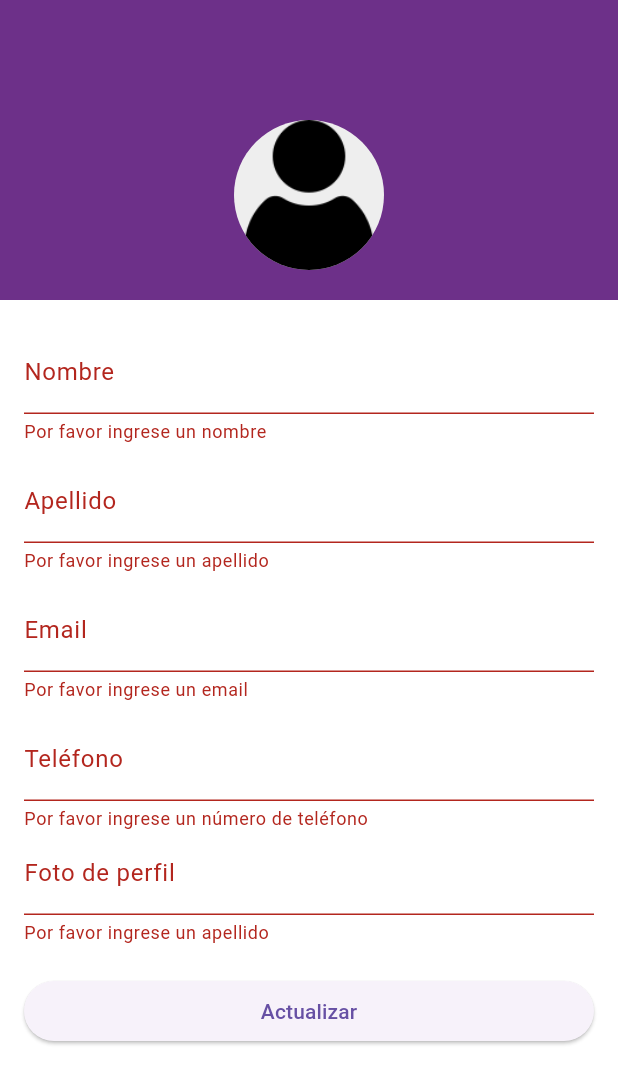
After one commit to Samuel-Pech/MOVIL-Digital-Event-, a Flutter app: the EditProfilePage screen opened directly, after a tap on "Actualizar", on a phone screen of 412 x 824 dp. The commit adds this screen. Shown: the top 1084 px of the screen. Run offline on Flutter 3.47's test engine with Material 3 defaults, Android fonts, the phone set to English and light mode, and no system bars; network calls fail.

Commit message:
add profilePage

```diff
--- /dev/null
+++ b/event_hub/lib/client_screens/editProfile_page.dart
@@ -0,0 +1,255 @@
+import 'dart:convert';
+import 'package:flutter/material.dart';
+import 'package:http/http.dart' as http;
+import 'package:event_hub/config/conn_api.dart'; // Importar el archivo conn_api.dart
+
+class EditProfilePage extends StatefulWidget {
+  @override
+  _EditProfilePageState createState() => _EditProfilePageState();
+}
+
+class _EditProfilePageState extends State<EditProfilePage> {
+  Map<String, dynamic>? profileData;
+  final _formKey = GlobalKey<FormState>();
+
+
+  TextEditingController nombreController = TextEditingController();
+  TextEditingController lastNameController = TextEditingController();
+  TextEditingController emailController = TextEditingController();
+  TextEditingController telefonoController = TextEditingController();
+  TextEditingController membershipController = TextEditingController();
+  TextEditingController statusController = TextEditingController();
+  TextEditingController fotoPerfilController = TextEditingController();
+
+
+  @override
+  void initState() {
+    super.initState();
+    fetchProfileData();
+  }
+
+  Future<void> fetchProfileData() async {
+    // Verificar si usuarioId no es null antes de continuar
+    if (UserData.usuarioId == null) {
+      print('Error: usuarioId es null');
+      return;
+    }
+
+    final response = await http.get(Uri.parse('${Config.apiUrl}/users/${UserData.usuarioId}'));
+    print('Usuario PROFILE ID: ${UserData.usuarioId}');
+
+    if (response.statusCode == 200) {
+      setState(() {
+        profileData = json.decode(response.body);
+        // Inicializar los controladores con los valores actuales del perfil
+        nombreController.text = profileData!['nombre'] ?? '';
+        lastNameController.text = profileData!['last_name'] ?? '';
+        emailController.text = profileData!['email'] ?? '';
+        telefonoController.text = profileData!['telefono']?.toString() ?? '';
+        membershipController.text = profileData!['membresia_id']?.toString() ?? '';
+        statusController.text = profileData!['activo'] == true ? 'Activo' : 'Inactivo';
+        fotoPerfilController.text = profileData!['fotoPerfil'] ?? '';
+      });
+    } else {
+      // Manejar el error
+      print('Error al obtener los datos del perfil: ${response.statusCode}');
+    }
+  }
+
+Future<void> updateProfileData() async {
+  if (!_formKey.currentState!.validate()) return;
+
+  final updatedProfileData = {
+    'nombre': nombreController.text,
+    'email': emailController.text,
+    'telefono': telefonoController.text,
+    "rol_id": profileData!['rol_id'],
+    "membresia_id": profileData!['membresia_id'],
+    "activo": profileData!['activo'],
+    'last_name': lastNameController.text,
+    "fotoPerfil": fotoPerfilController.text,
+  };
+
+  final response = await http.put(
+    Uri.parse('${Config.apiUrl}/users/${UserData.usuarioId}'),
+    headers: {'Content-Type': 'application/json'},
+    body: json.encode(updatedProfileData),
+  );
+
+  if (response.statusCode == 200) {
+    setState(() {
+      profileData = json.decode(response.body);
+    });
+    showDialog(
+      context: context,
+      builder: (BuildContext context) {
+        return AlertDialog(
+          title: Text('Éxito'),
+          content: Text('Perfil actualizado con éxito'),
+          actions: <Widget>[
+            TextButton(
+              onPressed: () {
+                Navigator.of(context).pop(); // Cierra el diálogo
+                Navigator.pop(context); // Regresa a la ventana anterior
+              },
+              child: Text('OK'),
+            ),
+          ],
+        );
+      },
+    );
+  } else {
+    showDialog(
+      context: context,
+      builder: (BuildContext context) {
+        return AlertDialog(
+          title: Text('Error'),
+          content: Text('Error al actualizar el perfil: ${response.statusCode}'),
+          actions: <Widget>[
+            TextButton(
+              onPressed: () {
+                Navigator.of(context).pop(); // Cierra el diálogo
+              },
+              child: Text('OK'),
+            ),
+          ],
+        );
+      },
+    );
+  }
+}
+
+
+  String getRoleText(int? roleId) {
+    switch (roleId) {
+      case 1:
+        return 'Administrador';
+      case 2:
+        return 'Usuario';
+      case 3:
+        return 'Organizador';
+      default:
+        return 'Sin rol';
+    }
+  }
+
+  @override
+  Widget build(BuildContext context) {
+    return Scaffold(
+      backgroundColor: Colors.white,
+      body: SingleChildScrollView(
+        child: Form(
+          key: _formKey,
+          child: Column(
+            children: [
+              Stack(
+                children: [
+                  Container(
+                    height: 200,
+                    color: Color(0xFF6D3089), // Fondo azul claro
+                  ),
+                  Positioned(
+                    top: 80,
+                    left: MediaQuery.of(context).size.width / 2 - 50,
+                    child: CircleAvatar(
+                      radius: 50,
+                      backgroundColor: Colors.grey[200],
+                      child: ClipOval(
+                        child: Image.network(
+                          profileData != null
+                              ? profileData!['fotoPerfil'] ?? 'https://w7.pngwing.com/pngs/916/294/png-transparent-tweety-gangster-looney-tunes-character-gangsta-gun-weapon-mafia-boss-smoking.png'
+                              : 'https://w7.pngwing.com/pngs/916/294/png-transparent-tweety-gangster-looney-tunes-character-gangsta-gun-weapon-mafia-boss-smoking.png',
+                          width: 400,
+                          height: 400,
+                          fit: BoxFit.cover,
+                          errorBuilder: (context, error, stackTrace) {
+                            return Image.asset(
+                              'assets/images/user.png', // Imagen local en caso de error
+                              width: 400,
+                              height: 400,
+                              fit: BoxFit.cover,
+                            );
+                          },
+                        ),
+                      ),
+                    ),
+                  ),
+                ],
+              ),
+              SizedBox(height: 20),
+              Padding(
+                padding: EdgeInsets.symmetric(horizontal: 16.0),
+                child: Column(
+                  children: [
+                    TextFormField(
+                      controller: nombreController,
+                      decoration: InputDecoration(labelText: 'Nombre'),
+                      validator: (value) {
+                        if (value == null || value.isEmpty) {
+                          return 'Por favor ingrese un nombre';
+                        }
+                        return null;
+                      },
+                    ),
+                    SizedBox(height: 10),
+                    TextFormField(
+                      controller: lastNameController,
+                      decoration: InputDecoration(labelText: 'Apellido'),
+                      validator: (value) {
+                        if (value == null || value.isEmpty) {
+                          return 'Por favor ingrese un apellido';
+                        }
+                        return null;
+                      },
+                    ),
+                    SizedBox(height: 10),
+                    TextFormField(
+                      controller: emailController,
+                      decoration: InputDecoration(labelText: 'Email'),
+                      validator: (value) {
+                        if (value == null || value.isEmpty) {
+                          return 'Por favor ingrese un email';
+                        }
+                        return null;
+                      },
+                    ),
+                    SizedBox(height: 10),
+                    TextFormField(
+                      controller: telefonoController,
+                      decoration: InputDecoration(labelText: 'Teléfono'),
+                      validator: (value) {
+                        if (value == null || value.isEmpty) {
+                          return 'Por favor ingrese un número de teléfono';
+                        }
+                        return null;
+                      },
+                    ),
+                    TextFormField(
+                      controller: fotoPerfilController,
+                      decoration: InputDecoration(labelText: 'Foto de perfil'),
+                      validator: (value) {
+                        if (value == null || value.isEmpty) {
+                          return 'Por favor ingrese un apellido';
+                        }
+                        return null;
+                      },
+                    ),
+                  ],
+                ),
+              ),
+              SizedBox(height: 20),
+              Container(
+                width: double.infinity,
+                padding: EdgeInsets.symmetric(horizontal: 16.0),
+                child: ElevatedButton(
+                  onPressed: updateProfileData,
+                  child: Text('Actualizar'),
+                ),
+              ),
+            ],
+          ),
+        ),
+      ),
+    );
+  }
+}
--- a/event_hub/lib/config/conn_api.dart
+++ b/event_hub/lib/config/conn_api.dart
@@ -3,6 +3,10 @@ class Config {
   static const String apiUrl = 'https://api-digitalevent.onrender.com/api';
 }
 
+// class UserData {
+//   static  String? usuarioId;
+// }
+
 class UserData {
   static  String? usuarioId;
 }
```
Also changed, not shown: event_hub/lib/client_screens/client_home.dart (+41 -10 lines), event_hub/lib/client_screens/count_client.dart (added, +285 -0 lines), event_hub/lib/client_screens/notifications_page.dart (+55 -20 lines), event_hub/lib/client_screens/profile_page.dart (+19 -0 lines).
